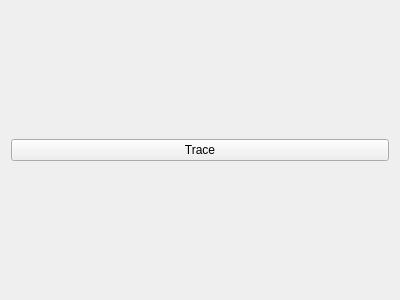
Before: the Qt Designer form src/ui/frm_potrace.ui in MizunagiKB/ilwork, drawn with Qt 5.
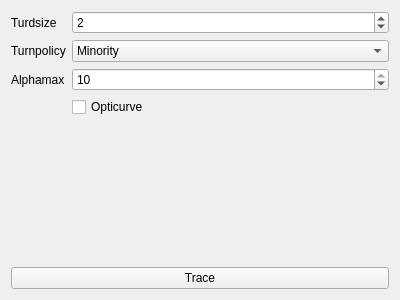
After: the same form once the commit is applied.

Diff of the .ui file:
```diff
--- a/src/ui/frm_potrace.ui
+++ b/src/ui/frm_potrace.ui
@@ -14,6 +14,121 @@
    <string>potrace</string>
   </property>
   <layout class="QVBoxLayout" name="verticalLayout_2">
+   <item>
+    <layout class="QFormLayout" name="formLayout">
+     <property name="fieldGrowthPolicy">
+      <enum>QFormLayout::AllNonFixedFieldsGrow</enum>
+     </property>
+     <property name="rowWrapPolicy">
+      <enum>QFormLayout::DontWrapRows</enum>
+     </property>
+     <item row="0" column="0">
+      <widget class="QLabel" name="label">
+       <property name="text">
+        <string>Turdsize</string>
+       </property>
+      </widget>
+     </item>
+     <item row="0" column="1">
+      <widget class="QSpinBox" name="spin_turdsize">
+       <property name="minimumSize">
+        <size>
+         <width>64</width>
+         <height>0</height>
+        </size>
+       </property>
+       <property name="minimum">
+        <number>1</number>
+       </property>
+       <property name="maximum">
+        <number>3</number>
+       </property>
+       <property name="value">
+        <number>2</number>
+       </property>
+      </widget>
+     </item>
+     <item row="1" column="0">
+      <widget class="QLabel" name="label_2">
+       <property name="text">
+        <string>Turnpolicy</string>
+       </property>
+      </widget>
+     </item>
+     <item row="1" column="1">
+      <widget class="QComboBox" name="combo_turnpolicy">
+       <property name="currentIndex">
+        <number>4</number>
+       </property>
+       <item>
+        <property name="text">
+         <string>black</string>
+        </property>
+       </item>
+       <item>
+        <property name="text">
+         <string>White</string>
+        </property>
+       </item>
+       <item>
+        <property name="text">
+         <string>Left</string>
+        </property>
+       </item>
+       <item>
+        <property name="text">
+         <string>Right</string>
+        </property>
+       </item>
+       <item>
+        <property name="text">
+         <string>Minority</string>
+        </property>
+       </item>
+       <item>
+        <property name="text">
+         <string>Majority</string>
+        </property>
+       </item>
+       <item>
+        <property name="text">
+         <string>Random</string>
+        </property>
+       </item>
+      </widget>
+     </item>
+     <item row="2" column="0">
+      <widget class="QLabel" name="label_3">
+       <property name="text">
+        <string>Alphamax</string>
+       </property>
+      </widget>
+     </item>
+     <item row="2" column="1">
+      <widget class="QSpinBox" name="spin_alphamax">
+       <property name="minimumSize">
+        <size>
+         <width>64</width>
+         <height>0</height>
+        </size>
+       </property>
+       <property name="maximum">
+        <number>10</number>
+       </property>
+       <property name="value">
+        <number>10</number>
+       </property>
+      </widget>
+     </item>
+     <item row="3" column="1">
+      <widget class="QCheckBox" name="check_opticurve">
+       <property name="text">
+        <string>Opticurve</string>
+       </property>
+      </widget>
+     </item>
+    </layout>
+   </item>
    <item>
     <widget class="QPushButton" name="pushButton">
      <property name="text">
```
